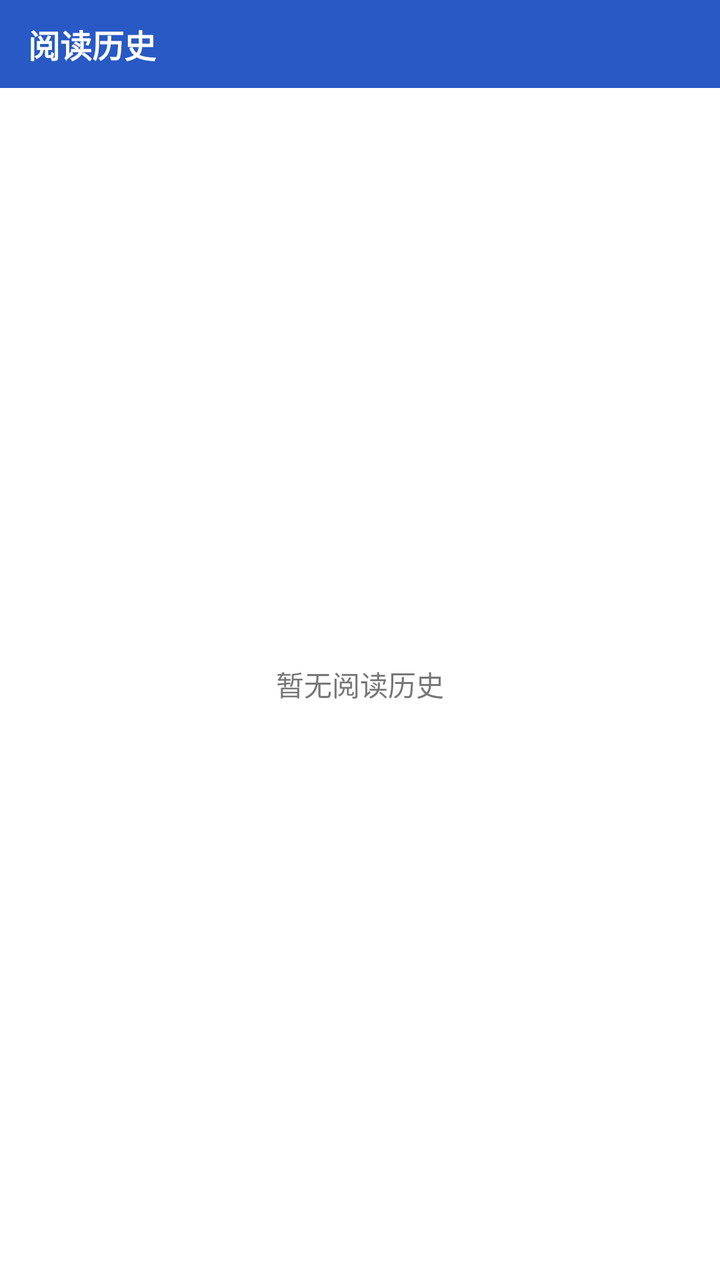
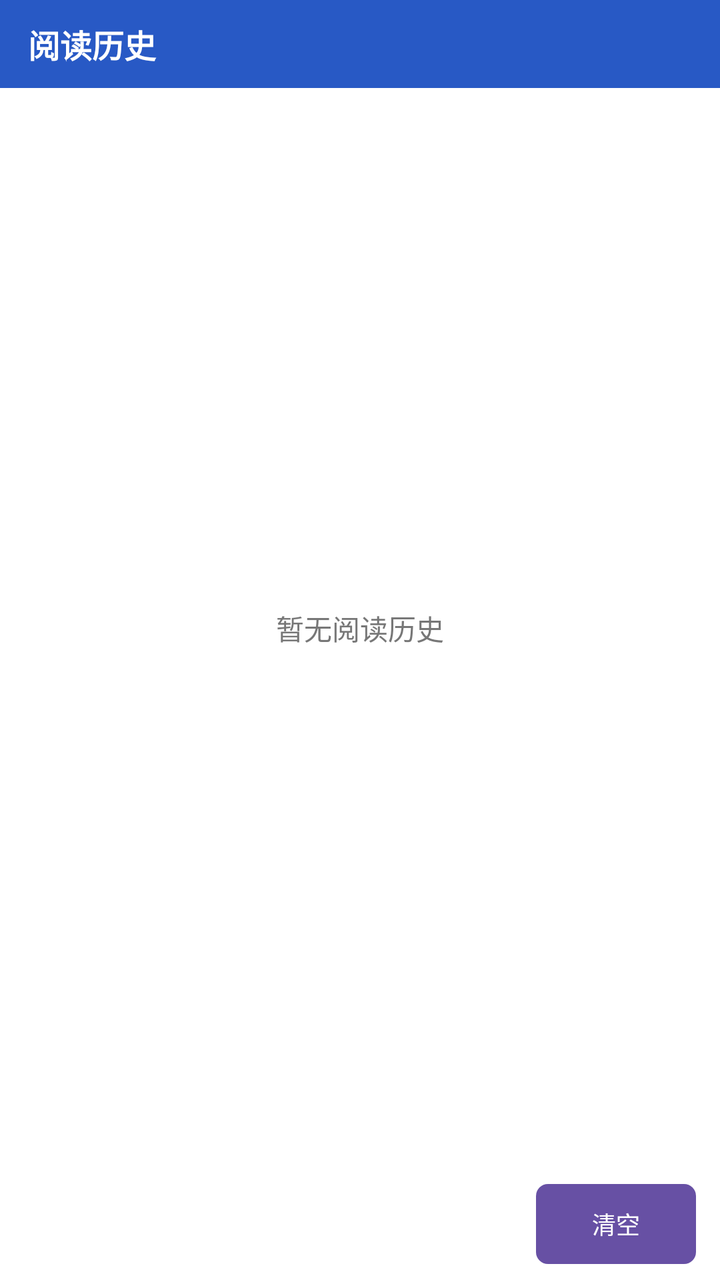

Screens rendered from an Android XML layout before and after an edit, with the pre-edit source and the edit as a unified diff.
<!-- AndroidManifest.xml: application theme Theme.ComicLab -->
<!-- res/layout/panel_reading_history.xml -->
<?xml version="1.0" encoding="utf-8"?>
<LinearLayout xmlns:android="http://schemas.android.com/apk/res/android"
    android:layout_width="match_parent"
    android:layout_height="match_parent"
    android:background="@android:color/white"
    android:orientation="vertical">

    <TextView
        android:id="@+id/tvReadingHistoryTitle"
        android:layout_width="match_parent"
        android:layout_height="44dp"
        android:background="@color/comiclab_blue"
        android:gravity="center_vertical"
        android:paddingStart="14dp"
        android:paddingEnd="14dp"
        android:text="@string/reading_history"
        android:textColor="@android:color/white"
        android:textSize="16sp"
        android:textStyle="bold" />

    <FrameLayout
        android:layout_width="match_parent"
        android:layout_height="0dp"
        android:layout_weight="1">

        <ListView
            android:id="@+id/listReadingHistory"
            android:layout_width="match_parent"
            android:layout_height="match_parent"
            android:clipToPadding="false"
            android:divider="#EEEEEE"
            android:dividerHeight="1dp"
            android:visibility="gone" />

        <TextView
            android:id="@+id/tvReadingHistoryEmpty"
            android:layout_width="match_parent"
            android:layout_height="match_parent"
            android:gravity="center"
            android:paddingStart="12dp"
            android:paddingEnd="12dp"
            android:text="@string/reading_history_empty"
            android:textColor="#777777"
            android:textSize="14sp" />
    </FrameLayout>
</LinearLayout>
<!-- resources referenced by this layout -->
<resources>
  <color name="comiclab_blue">#2859C5</color>
  <string name="reading_history">阅读历史</string>
  <string name="reading_history_empty">暂无阅读历史</string>
  <style name="Theme.ComicLab" parent="Base.Theme.ComicLab" />
  <style name="Base.Theme.ComicLab" parent="Theme.Material3.DayNight.NoActionBar">
          <item name="android:windowFullscreen">false</item>
          <item name="android:statusBarColor">@color/comiclab_blue</item>
          <item name="android:navigationBarColor">@color/white</item>
          <item name="android:windowLightStatusBar">false</item>
          <item name="android:windowLightNavigationBar">true</item>
      </style>
  <color name="white">#FFFFFFFF</color>
</resources>

<!-- the commit's change to res/layout/panel_reading_history.xml (unified diff, before → after) -->
@@ -43,4 +43,29 @@
             android:textColor="#777777"
             android:textSize="14sp" />
     </FrameLayout>
+
+    <LinearLayout
+        android:layout_width="match_parent"
+        android:layout_height="wrap_content"
+        android:gravity="end|center_vertical"
+        android:orientation="horizontal"
+        android:paddingStart="12dp"
+        android:paddingTop="8dp"
+        android:paddingEnd="12dp"
+        android:paddingBottom="8dp">
+
+        <Button
+            android:id="@+id/btnClearReadingHistory"
+            android:layout_width="wrap_content"
+            android:layout_height="40dp"
+            android:background="@drawable/bg_preview_action_button"
+            android:backgroundTint="@null"
+            android:minHeight="0dp"
+            android:minWidth="80dp"
+            android:paddingStart="24dp"
+            android:paddingEnd="24dp"
+            android:text="@string/clear"
+            android:textColor="@color/white"
+            android:textSize="12sp" />
+    </LinearLayout>
 </LinearLayout>
<!-- resource entries referenced after the edit -->
@@ -12,5 +12,23 @@
           <item name="android:windowLightNavigationBar">true</item>
       </style>
   <color name="white">#FFFFFFFF</color>
+  <!-- drawable bg_preview_action_button (drawable) -->
+  <?xml version="1.0" encoding="utf-8"?>
+  <selector xmlns:android="http://schemas.android.com/apk/res/android">
+      <item android:state_pressed="true">
+          <shape android:shape="rectangle">
+              <corners android:radius="6dp" />
+              <solid android:color="#2048A0" />
+          </shape>
+      </item>
+  
+      <item>
+          <shape android:shape="rectangle">
+              <corners android:radius="6dp" />
+              <solid android:color="@color/comiclab_blue" />
+          </shape>
+      </item>
+  </selector>
+  <string name="clear">清空</string>
 </resources>
 
